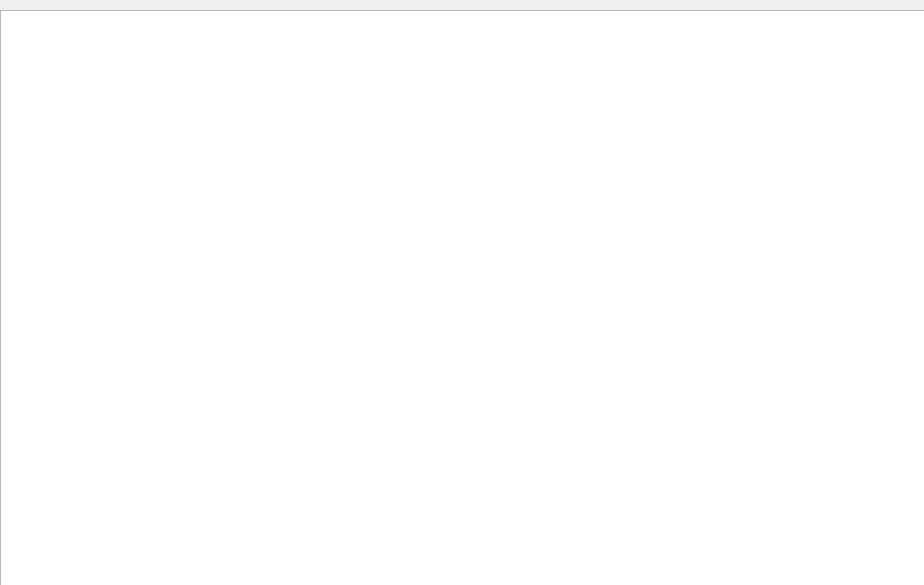
Old version of the form InforDialog.ui in the repository joshuazwf/EX1A.
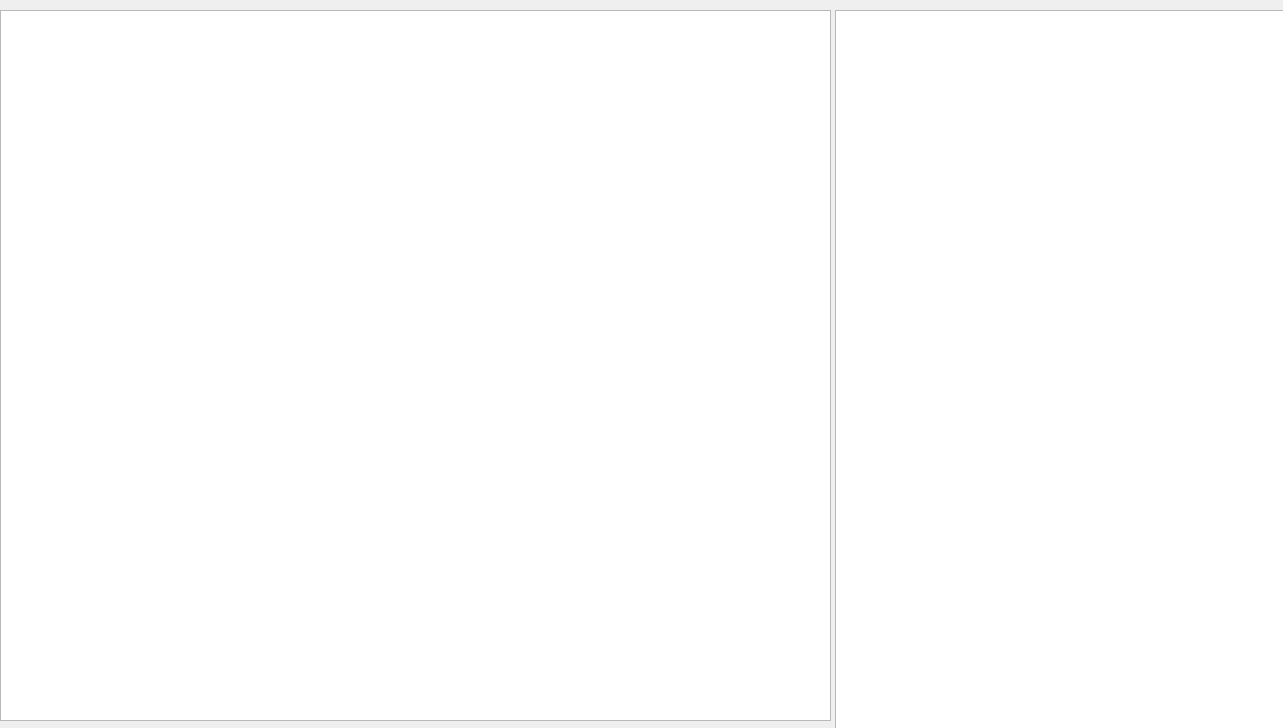
New version of the form.

The edit to the form file:
```diff
--- a/InforDialog.ui
+++ b/InforDialog.ui
@@ -6,8 +6,8 @@
    <rect>
     <x>0</x>
     <y>0</y>
-    <width>924</width>
-    <height>585</height>
+    <width>1283</width>
+    <height>728</height>
    </rect>
   </property>
   <property name="windowTitle">
@@ -18,8 +18,8 @@
     <rect>
      <x>0</x>
      <y>10</y>
-     <width>931</width>
-     <height>581</height>
+     <width>831</width>
+     <height>711</height>
     </rect>
    </property>
    <property name="font">
@@ -30,6 +30,23 @@
     </font>
    </property>
   </widget>
+  <widget class="QTextBrowser" name="textBrowser_2">
+   <property name="geometry">
+    <rect>
+     <x>835</x>
+     <y>10</y>
+     <width>451</width>
+     <height>721</height>
+    </rect>
+   </property>
+   <property name="font">
+    <font>
+     <family>Times New Roman</family>
+     <pointsize>11</pointsize>
+     <bold>true</bold>
+    </font>
+   </property>
+  </widget>
  </widget>
  <layoutdefault spacing="6" margin="11"/>
  <resources/>
```
